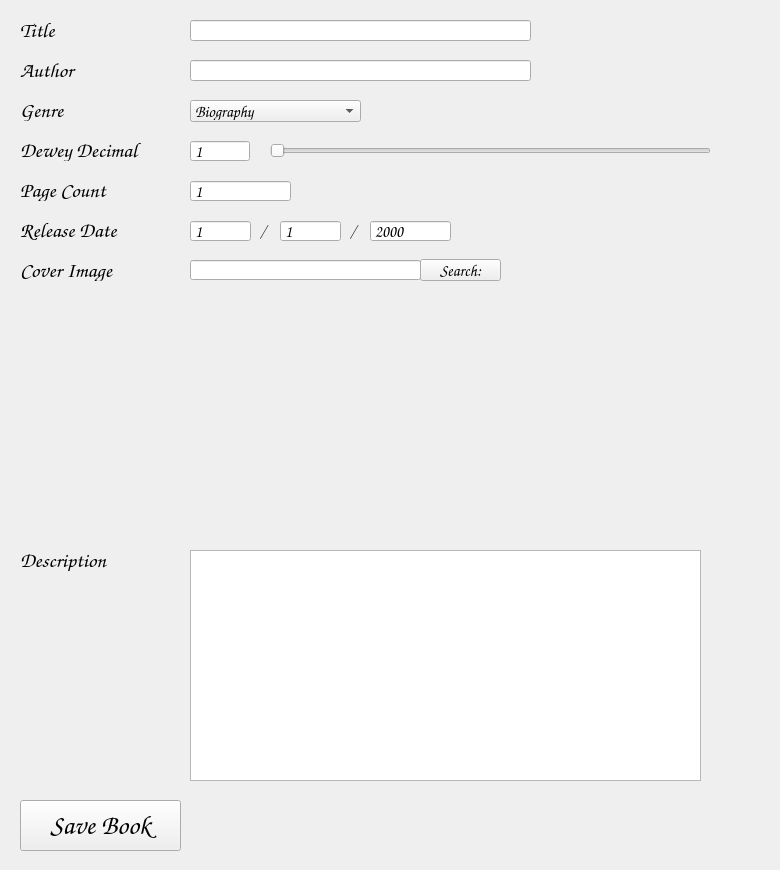
First picture: the form in addbook.ui, repository Frederick-Rive/CS106_LibrarySystem_GroupProject, before the edit.
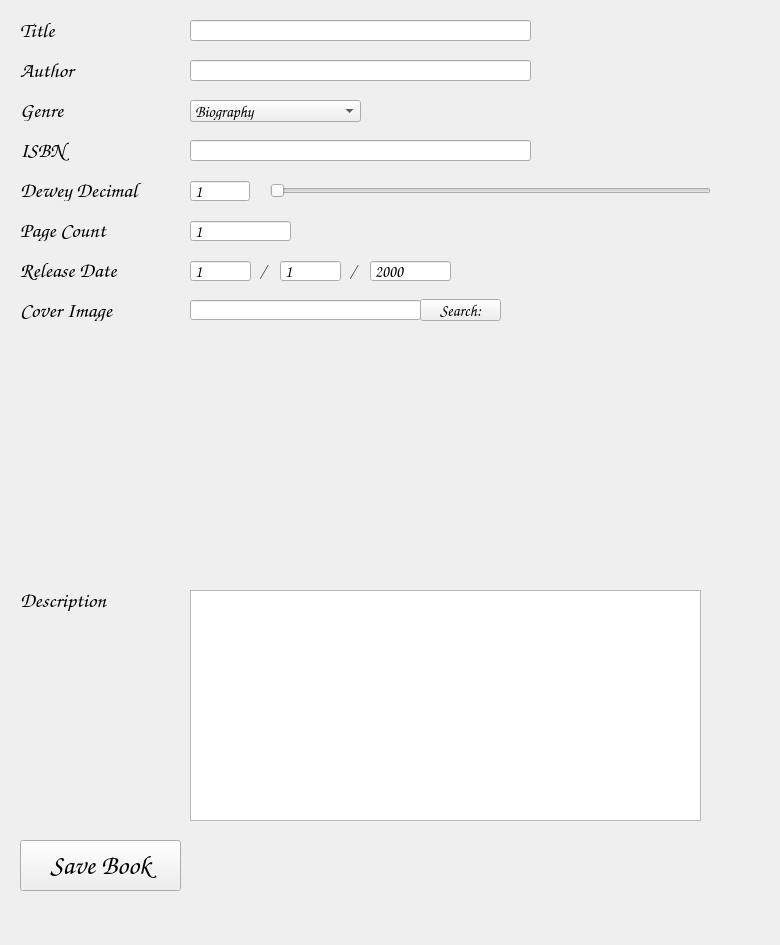
Second picture: the form after the edit.

Diff of the .ui file:
```diff
--- a/addbook.ui
+++ b/addbook.ui
@@ -7,7 +7,7 @@
     <x>0</x>
     <y>0</y>
     <width>780</width>
-    <height>870</height>
+    <height>945</height>
    </rect>
   </property>
   <property name="sizePolicy">
@@ -187,7 +187,7 @@
    <property name="geometry">
     <rect>
      <x>20</x>
-     <y>180</y>
+     <y>220</y>
      <width>111</width>
      <height>21</height>
     </rect>
@@ -206,7 +206,7 @@
    <property name="geometry">
     <rect>
      <x>20</x>
-     <y>140</y>
+     <y>180</y>
      <width>151</width>
      <height>21</height>
     </rect>
@@ -225,7 +225,7 @@
    <property name="geometry">
     <rect>
      <x>270</x>
-     <y>140</y>
+     <y>180</y>
      <width>441</width>
      <height>21</height>
     </rect>
@@ -250,7 +250,7 @@
    <property name="geometry">
     <rect>
      <x>20</x>
-     <y>220</y>
+     <y>260</y>
      <width>131</width>
      <height>21</height>
     </rect>
@@ -269,7 +269,7 @@
    <property name="geometry">
     <rect>
      <x>260</x>
-     <y>220</y>
+     <y>260</y>
      <width>16</width>
      <height>21</height>
     </rect>
@@ -288,7 +288,7 @@
    <property name="geometry">
     <rect>
      <x>350</x>
-     <y>220</y>
+     <y>260</y>
      <width>16</width>
      <height>21</height>
     </rect>
@@ -307,7 +307,7 @@
    <property name="geometry">
     <rect>
      <x>20</x>
-     <y>260</y>
+     <y>300</y>
      <width>131</width>
      <height>21</height>
     </rect>
@@ -326,7 +326,7 @@
    <property name="geometry">
     <rect>
      <x>420</x>
-     <y>259</y>
+     <y>299</y>
      <width>81</width>
      <height>22</height>
     </rect>
@@ -345,7 +345,7 @@
    <property name="geometry">
     <rect>
      <x>190</x>
-     <y>260</y>
+     <y>300</y>
      <width>231</width>
      <height>20</height>
     </rect>
@@ -361,7 +361,7 @@
    <property name="geometry">
     <rect>
      <x>20</x>
-     <y>800</y>
+     <y>840</y>
      <width>161</width>
      <height>51</height>
     </rect>
@@ -380,7 +380,7 @@
    <property name="geometry">
     <rect>
      <x>190</x>
-     <y>140</y>
+     <y>180</y>
      <width>60</width>
      <height>22</height>
     </rect>
@@ -411,7 +411,7 @@
    <property name="geometry">
     <rect>
      <x>190</x>
-     <y>300</y>
+     <y>340</y>
      <width>161</width>
      <height>231</height>
     </rect>
@@ -424,7 +424,7 @@
    <property name="geometry">
     <rect>
      <x>190</x>
-     <y>180</y>
+     <y>220</y>
      <width>101</width>
      <height>22</height>
     </rect>
@@ -452,7 +452,7 @@
    <property name="geometry">
     <rect>
      <x>190</x>
-     <y>220</y>
+     <y>260</y>
      <width>61</width>
      <height>22</height>
     </rect>
@@ -480,7 +480,7 @@
    <property name="geometry">
     <rect>
      <x>280</x>
-     <y>220</y>
+     <y>260</y>
      <width>61</width>
      <height>22</height>
     </rect>
@@ -508,7 +508,7 @@
    <property name="geometry">
     <rect>
      <x>370</x>
-     <y>220</y>
+     <y>260</y>
      <width>81</width>
      <height>22</height>
     </rect>
@@ -536,7 +536,7 @@
    <property name="geometry">
     <rect>
      <x>20</x>
-     <y>550</y>
+     <y>590</y>
      <width>131</width>
      <height>21</height>
     </rect>
@@ -555,12 +555,50 @@
    <property name="geometry">
     <rect>
      <x>190</x>
-     <y>550</y>
+     <y>590</y>
      <width>511</width>
      <height>231</height>
     </rect>
    </property>
   </widget>
+  <widget class="QLabel" name="widgetTitle_7">
+   <property name="geometry">
+    <rect>
+     <x>20</x>
+     <y>140</y>
+     <width>151</width>
+     <height>21</height>
+    </rect>
+   </property>
+   <property name="font">
+    <font>
+     <family>Comic Sans MS</family>
+     <pointsize>16</pointsize>
+    </font>
+   </property>
+   <property name="text">
+    <string>ISBN</string>
+   </property>
+  </widget>
+  <widget class="QLineEdit" name="isbnEdit">
+   <property name="geometry">
+    <rect>
+     <x>190</x>
+     <y>140</y>
+     <width>341</width>
+     <height>21</height>
+    </rect>
+   </property>
+   <property name="font">
+    <font>
+     <family>Comic Sans MS</family>
+     <pointsize>12</pointsize>
+    </font>
+   </property>
+   <property name="text">
+    <string/>
+   </property>
+  </widget>
  </widget>
  <resources/>
  <connections/>
```
